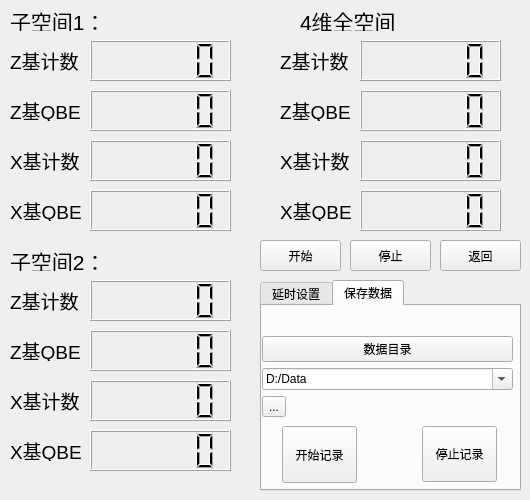
Qt form ui/hyperEBQKDwidget.ui (WhiteChimney/TDC-counter) before a commit.
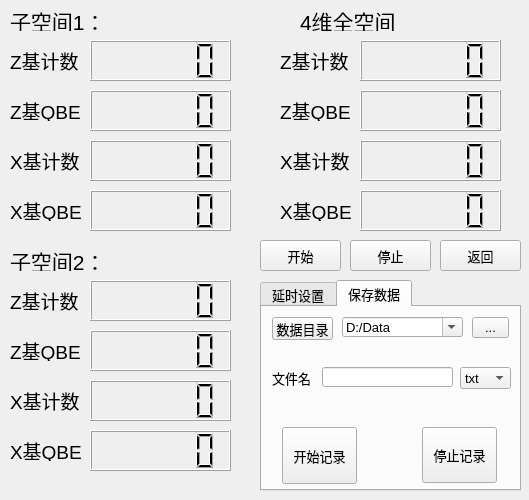
The same form after that commit. The open tabs and pages were chosen to show the change.

Commit message: 增加数据记录-测试

```diff
--- a/ui/hyperEBQKDwidget.ui
+++ b/ui/hyperEBQKDwidget.ui
@@ -6,10 +6,15 @@
    <rect>
     <x>0</x>
     <y>0</y>
-    <width>530</width>
+    <width>529</width>
     <height>500</height>
    </rect>
   </property>
+  <property name="font">
+   <font>
+    <pointsize>10</pointsize>
+   </font>
+  </property>
   <property name="windowTitle">
    <string>Form</string>
   </property>
@@ -765,56 +770,6 @@
     <attribute name="title">
      <string>保存数据</string>
     </attribute>
-    <widget class="QWidget" name="verticalLayoutWidget">
-     <property name="geometry">
-      <rect>
-       <x>0</x>
-       <y>30</y>
-       <width>251</width>
-       <height>81</height>
-      </rect>
-     </property>
-     <layout class="QVBoxLayout" name="verticalLayout">
-      <item>
-       <widget class="QPushButton" name="buttonOpenDataDir">
-        <property name="text">
-         <string>数据目录</string>
-        </property>
-       </widget>
-      </item>
-      <item>
-       <widget class="QComboBox" name="textDataDirectory">
-        <property name="sizePolicy">
-         <sizepolicy hsizetype="Expanding" vsizetype="Fixed">
-          <horstretch>0</horstretch>
-          <verstretch>0</verstretch>
-         </sizepolicy>
-        </property>
-        <property name="editable">
-         <bool>true</bool>
-        </property>
-        <item>
-         <property name="text">
-          <string>D:/Data</string>
-         </property>
-        </item>
-       </widget>
-      </item>
-      <item>
-       <widget class="QToolButton" name="buttonDataDirectory">
-        <property name="sizePolicy">
-         <sizepolicy hsizetype="Fixed" vsizetype="Preferred">
-          <horstretch>0</horstretch>
-          <verstretch>0</verstretch>
-         </sizepolicy>
-        </property>
-        <property name="text">
-         <string>...</string>
-        </property>
-       </widget>
-      </item>
-     </layout>
-    </widget>
     <widget class="QPushButton" name="buttonStopRecord">
      <property name="geometry">
       <rect>
@@ -853,6 +808,110 @@
       <string>开始记录</string>
      </property>
     </widget>
+    <widget class="QPushButton" name="buttonOpenDataDir">
+     <property name="geometry">
+      <rect>
+       <x>10</x>
+       <y>10</y>
+       <width>61</width>
+       <height>23</height>
+      </rect>
+     </property>
+     <property name="text">
+      <string>数据目录</string>
+     </property>
+    </widget>
+    <widget class="QComboBox" name="textDataDirectory">
+     <property name="geometry">
+      <rect>
+       <x>80</x>
+       <y>10</y>
+       <width>121</width>
+       <height>20</height>
+      </rect>
+     </property>
+     <property name="sizePolicy">
+      <sizepolicy hsizetype="Expanding" vsizetype="Fixed">
+       <horstretch>0</horstretch>
+       <verstretch>0</verstretch>
+      </sizepolicy>
+     </property>
+     <property name="editable">
+      <bool>true</bool>
+     </property>
+     <item>
+      <property name="text">
+       <string>D:/Data</string>
+      </property>
+     </item>
+    </widget>
+    <widget class="QToolButton" name="buttonDataDirectory">
+     <property name="geometry">
+      <rect>
+       <x>210</x>
+       <y>10</y>
+       <width>37</width>
+       <height>21</height>
+      </rect>
+     </property>
+     <property name="sizePolicy">
+      <sizepolicy hsizetype="Fixed" vsizetype="Preferred">
+       <horstretch>0</horstretch>
+       <verstretch>0</verstretch>
+      </sizepolicy>
+     </property>
+     <property name="text">
+      <string>...</string>
+     </property>
+    </widget>
+    <widget class="QLineEdit" name="textDataFileName">
+     <property name="geometry">
+      <rect>
+       <x>60</x>
+       <y>60</y>
+       <width>131</width>
+       <height>20</height>
+      </rect>
+     </property>
+    </widget>
+    <widget class="QLabel" name="label_20">
+     <property name="geometry">
+      <rect>
+       <x>10</x>
+       <y>60</y>
+       <width>51</width>
+       <height>21</height>
+      </rect>
+     </property>
+     <property name="font">
+      <font>
+       <pointsize>10</pointsize>
+      </font>
+     </property>
+     <property name="text">
+      <string>文件名</string>
+     </property>
+    </widget>
+    <widget class="QComboBox" name="comboDataFileSuffix">
+     <property name="geometry">
+      <rect>
+       <x>198</x>
+       <y>60</y>
+       <width>51</width>
+       <height>22</height>
+      </rect>
+     </property>
+     <item>
+      <property name="text">
+       <string>txt</string>
+      </property>
+     </item>
+     <item>
+      <property name="text">
+       <string>dat</string>
+      </property>
+     </item>
+    </widget>
    </widget>
   </widget>
  </widget>
```
Left out of the diff: 2 changed lines with no effect on the pictures. The commit also changes 8 other files.
